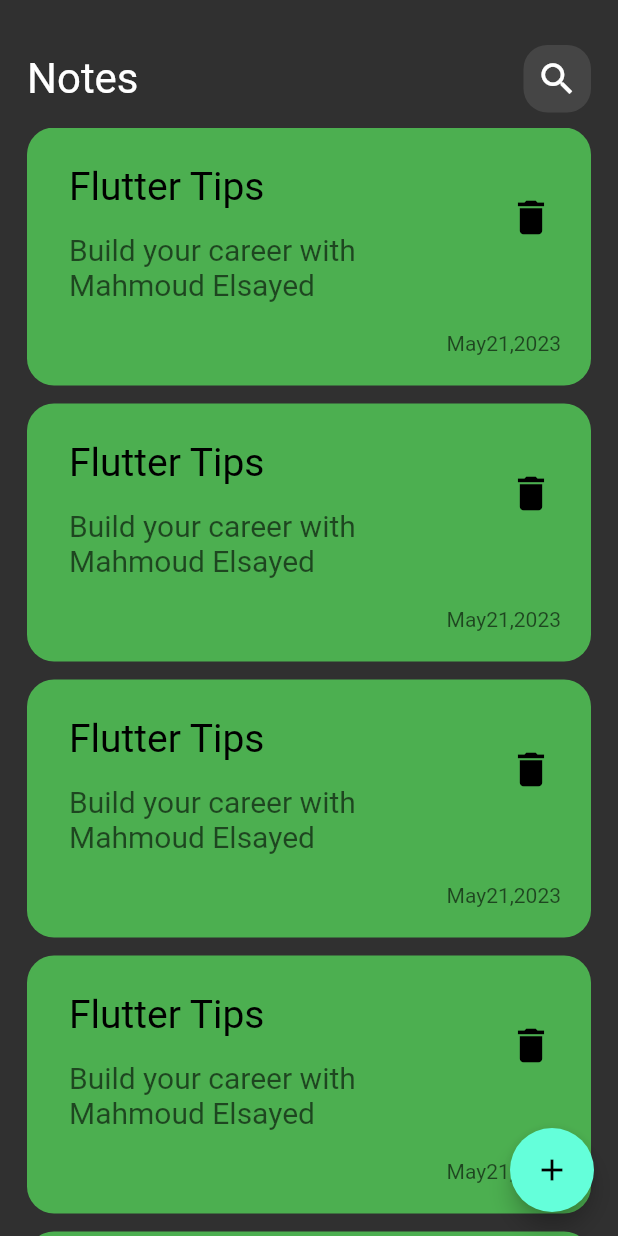
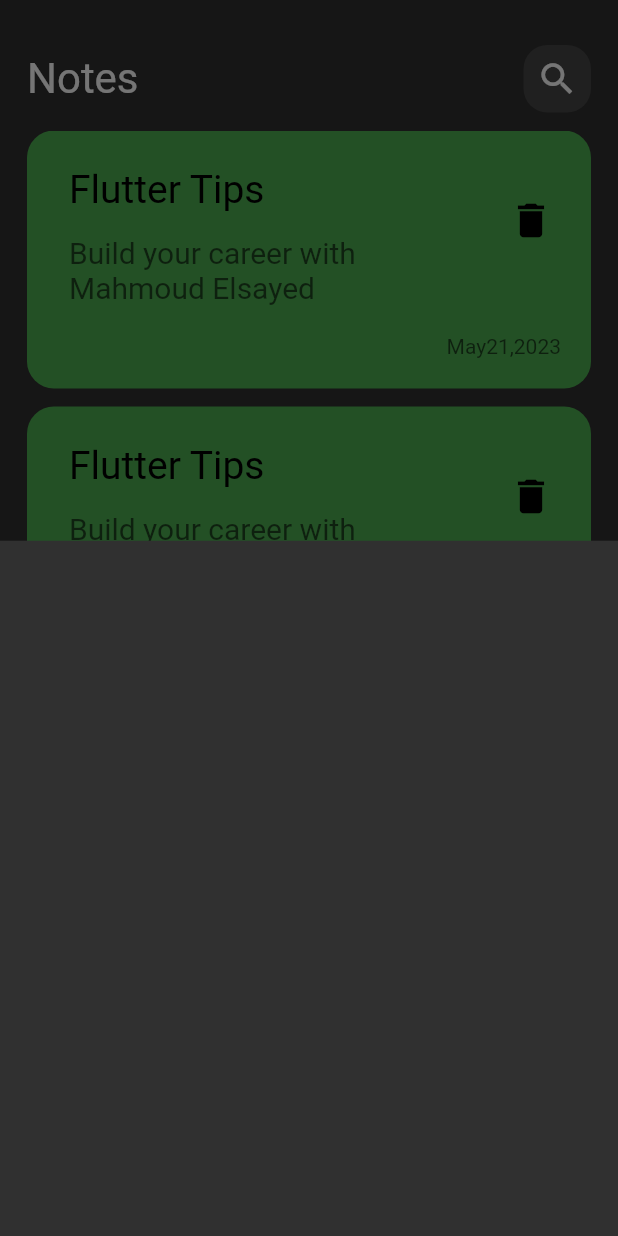
Before and after one commit to Mahmoud-Elsayed-Elhga/notes-app, a Flutter app: the screen it shows after launch, after a tap on the "add" icon, on a phone screen of 412 x 824 dp. Run offline on Flutter 3.47's test engine with Material 2 defaults, Android fonts, the phone set to English and light mode, and no system bars.

Commit message:
show NoteBottomSheet

```diff
--- a/lib/main.dart
+++ b/lib/main.dart
@@ -14,7 +14,7 @@ class NotesApp extends StatelessWidget {
     return MaterialApp(
       debugShowCheckedModeBanner: false,
       theme: ThemeData.dark(),
-      home: NotesView(),
+      home: const NotesView(),
     );
   }
 }
--- a/lib/views/notes_view.dart
+++ b/lib/views/notes_view.dart
@@ -1,5 +1,6 @@
 import 'package:flutter/material.dart';
 
+import '../widgets/add_note_bottom_sheet.dart';
 import '../widgets/notes_view_body.dart';
 
 class NotesView extends StatelessWidget {
@@ -11,7 +12,13 @@ class NotesView extends StatelessWidget {
   Widget build(BuildContext context) {
     return Scaffold(
       floatingActionButton: FloatingActionButton(
-        onPressed: () {},
+        onPressed: () {
+          showModalBottomSheet(
+              context: context,
+              builder: (context) {
+                return const AddNoteBottomSheet();
+              });
+        },
         child: const Icon(Icons.add),
       ),
       body: const NotesViewBody(),
--- /dev/null
+++ b/lib/widgets/add_note_bottom_sheet.dart
@@ -0,0 +1,10 @@
+import 'package:flutter/material.dart';
+
+class AddNoteBottomSheet extends StatelessWidget {
+  const AddNoteBottomSheet({super.key});
+
+  @override
+  Widget build(BuildContext context) {
+    return Container();
+  }
+}
--- a/lib/widgets/notes_list_view.dart
+++ b/lib/widgets/notes_list_view.dart
@@ -6,11 +6,16 @@ class NotesListView extends StatelessWidget {
 
   @override
   Widget build(BuildContext context) {
-    return ListView.builder(itemBuilder: (context, index) {
-      return const Padding(
-        padding: EdgeInsets.only(bottom: 12),
-        child: NoteItem(),
-      );
-    });
+    return Padding(
+      padding: const EdgeInsets.symmetric(vertical: 12),
+      child: ListView.builder(
+          padding: EdgeInsets.zero,
+          itemBuilder: (context, index) {
+            return const Padding(
+              padding: EdgeInsets.only(bottom: 12),
+              child: NoteItem(),
+            );
+          }),
+    );
   }
 }
--- a/lib/widgets/notes_view_body.dart
+++ b/lib/widgets/notes_view_body.dart
@@ -15,9 +15,6 @@ class NotesViewBody extends StatelessWidget {
             height: 30,
           ),
           CustomAppBar(),
-          SizedBox(
-            height: 10,
-          ),
           Expanded(child: NotesListView())
         ],
       ),
```
